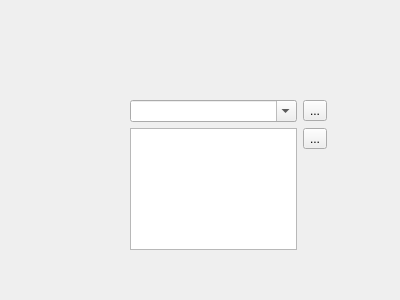
Qv2ray/Qv2ray, file src/ui/widgets/node/OutboundWidget.ui: the form before one commit.
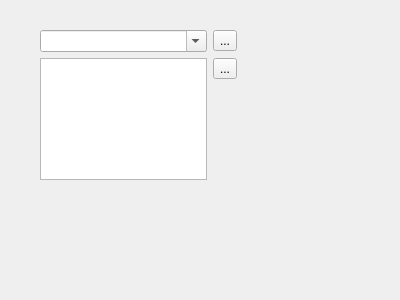
The form after the commit.

Diff of the .ui file:
```diff
--- a/src/ui/widgets/node/OutboundWidget.ui
+++ b/src/ui/widgets/node/OutboundWidget.ui
@@ -16,8 +16,8 @@
   <widget class="QWidget" name="balancersWidget" native="true">
    <property name="geometry">
     <rect>
-     <x>130</x>
-     <y>100</y>
+     <x>40</x>
+     <y>30</y>
      <width>197</width>
      <height>150</height>
     </rect>
```
